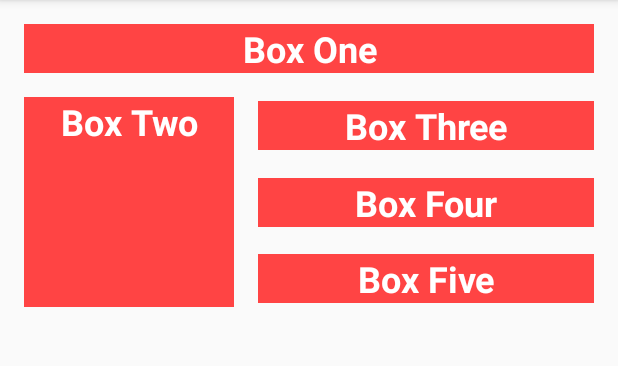
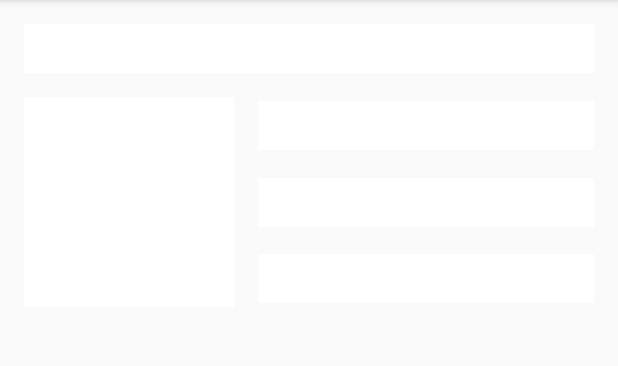
Before and after one commit to InquisitiveMindHasToKnow/ArtOfficialFun, an Android app: the screen it shows after launch (MainActivity), on a phone screen of 412 x 824 dp, the part 84-450 px from its top. Run offline under Robolectric (Android 15) with nearby library versions, the phone set to English and light mode, and no system bars; Roboto replaces fonts that are not available here.

Commit message:
Set onClickListeners for all views so color would change when clicked. Added colors to xml folder and changed minSDK to 23

```diff
--- a/app/build.gradle
+++ b/app/build.gradle
@@ -9,7 +9,7 @@ android {
     buildToolsVersion "29.0.2"
     defaultConfig {
         applicationId "org.ohmstheresistance.artofficialfun"
-        minSdkVersion 19
+        minSdkVersion 23
         targetSdkVersion 29
         versionCode 1
         versionName "1.0"
--- a/app/src/main/java/org/ohmstheresistance/artofficialfun/MainActivity.kt
+++ b/app/src/main/java/org/ohmstheresistance/artofficialfun/MainActivity.kt
@@ -2,11 +2,41 @@ package org.ohmstheresistance.artofficialfun
 
 import androidx.appcompat.app.AppCompatActivity
 import android.os.Bundle
+import android.view.View
+import kotlinx.android.synthetic.main.activity_main.*
 
 class MainActivity : AppCompatActivity() {
 
     override fun onCreate(savedInstanceState: Bundle?) {
         super.onCreate(savedInstanceState)
         setContentView(R.layout.activity_main)
+
+        setListeners()
     }
+
+    private fun setListeners() {
+        val clickableViews: List<View> =
+            listOf(box_one_text, box_two_text, box_three_text, box_four_text, box_five_text, main_activity_constraint_layout)
+
+        for (item in clickableViews) {
+
+            item.setOnClickListener { makeColored(it) }
+        }
+    }
+
+    private fun makeColored(view: View) {
+
+        when (view.id) {
+            R.id.box_one_text -> view.setBackgroundColor(getColor(R.color.colorOne))
+            R.id.box_two_text -> view.setBackgroundColor(getColor(R.color.colorNine))
+            R.id.box_three_text -> view.setBackgroundColor(getColor(R.color.colorFour))
+            R.id.box_four_text -> view.setBackgroundColor(getColor(R.color.colorTen))
+            R.id.box_five_text -> view.setBackgroundColor(getColor(R.color.colorThree))
+
+            else -> view.setBackgroundColor(getColor(android.R.color.holo_red_light))
+        }
+
+    }
+
+
 }
--- a/app/src/main/res/layout/activity_main.xml
+++ b/app/src/main/res/layout/activity_main.xml
@@ -4,11 +4,12 @@
     xmlns:tools="http://schemas.android.com/tools"
     android:layout_width="match_parent"
     android:layout_height="match_parent"
+    android:id="@+id/main_activity_constraint_layout"
     tools:context=".MainActivity">
 
     <TextView
         android:id="@+id/box_one_text"
-        style="@style/RedBox"
+        style="@style/WhiteBox"
         android:layout_width="0dp"
         android:layout_height="wrap_content"
         android:layout_marginLeft="@dimen/margin_wide"
@@ -21,7 +22,7 @@
 
     <TextView
         android:id="@+id/box_two_text"
-        style="@style/RedBox"
+        style="@style/WhiteBox"
         android:layout_width="140dp"
         android:layout_height="140dp"
         android:layout_marginStart="16dp"
@@ -32,7 +33,7 @@
 
     <TextView
         android:id="@+id/box_three_text"
-        style="@style/RedBox"
+        style="@style/WhiteBox"
         android:layout_width="0dp"
         android:layout_height="wrap_content"
         android:layout_marginStart="16dp"
@@ -46,7 +47,7 @@
 
     <TextView
         android:id="@+id/box_four_text"
-        style="@style/RedBox"
+        style="@style/WhiteBox"
         android:layout_width="0dp"
         android:layout_height="wrap_content"
         android:layout_marginStart="16dp"
@@ -61,7 +62,7 @@
 
     <TextView
         android:id="@+id/box_five_text"
-        style="@style/RedBox"
+        style="@style/WhiteBox"
         android:layout_width="0dp"
         android:layout_height="wrap_content"
         android:layout_marginStart="16dp"
--- a/app/src/main/res/values/colors.xml
+++ b/app/src/main/res/values/colors.xml
@@ -3,4 +3,16 @@
     <color name="colorPrimary">#008577</color>
     <color name="colorPrimaryDark">#00574B</color>
     <color name="colorAccent">#D81B60</color>
+
+    <color name="colorOne">#F4CC70</color>
+    <color name="colorTwo">#6A4973</color>
+    <color name="colorThree">#5BAEd9</color>
+    <color name="colorFour">#F8CF2C</color>
+    <color name="colorFive">#0A7029</color>
+    <color name="colorSix">#FFAEBC</color>
+    <color name="colorSeven">#F83212</color>
+    <color name="colorEight">#415F6B</color>
+    <color name="colorNine">#825C2E</color>
+    <color name="colorTen">#C3C2C0</color>
+
 </resources>
--- a/app/src/main/res/values/styles.xml
+++ b/app/src/main/res/values/styles.xml
@@ -8,13 +8,13 @@
         <item name="colorAccent">@color/colorAccent</item>
     </style>
 
-    <style name="RedBox">
+    <style name="WhiteBox">
         <item name="android:fontFamily">@font/kavivanar</item>
         <item name="android:textAlignment">center</item>
         <item name="android:textSize">@dimen/box_text_size</item>
         <item name="android:textStyle">bold</item>
         <item name="android:textColor">@android:color/white</item>
-        <item name="android:background">@android:color/holo_red_light</item>
+        <item name="android:background">@android:color/white</item>
     </style>
 
 </resources>
```
